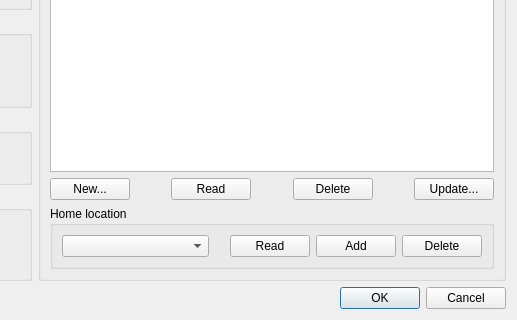
Old version of the form cwpossel.ui in the repository PavelMr/skytechx; both pictures show x 448 to 965 and y 354 to 674 of the 965 by 674 pixel window.
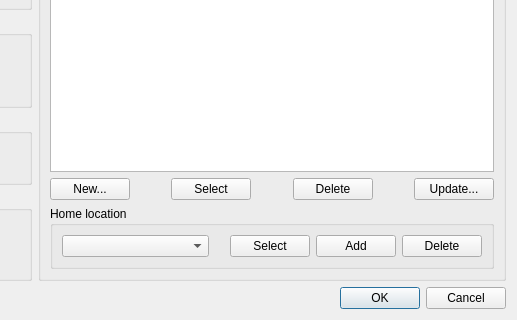
New version of the form. Custom widgets are drawn as their Qt base class.

Diff of the .ui file:
```diff
--- a/cwpossel.ui
+++ b/cwpossel.ui
@@ -613,7 +613,7 @@
             <item>
              <widget class="QPushButton" name="pushButton_16">
               <property name="text">
-               <string>Read</string>
+               <string>Select</string>
               </property>
              </widget>
             </item>
@@ -688,7 +688,7 @@
              <item>
               <widget class="QPushButton" name="pushButton_13">
                <property name="text">
-                <string>Read</string>
+                <string>Select</string>
                </property>
               </widget>
              </item>
```
